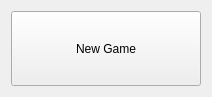
Qt form game2048/gui/elements/button.ui (trevorxander/2048) before a commit.
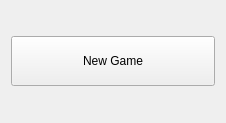
The same form after that commit.

Commit message: Added styling to all GUI elements

Diff of the .ui file:
```diff
--- a/game2048/gui/elements/button.ui
+++ b/game2048/gui/elements/button.ui
@@ -6,25 +6,55 @@
    <rect>
     <x>0</x>
     <y>0</y>
-    <width>212</width>
-    <height>87</height>
+    <width>226</width>
+    <height>123</height>
    </rect>
   </property>
+  <property name="sizePolicy">
+   <sizepolicy hsizetype="Preferred" vsizetype="Fixed">
+    <horstretch>0</horstretch>
+    <verstretch>0</verstretch>
+   </sizepolicy>
+  </property>
+  <property name="minimumSize">
+   <size>
+    <width>0</width>
+    <height>63</height>
+   </size>
+  </property>
+  <property name="maximumSize">
+   <size>
+    <width>280</width>
+    <height>16777215</height>
+   </size>
+  </property>
+  <property name="cursor">
+   <cursorShape>OpenHandCursor</cursorShape>
+  </property>
   <property name="windowTitle">
    <string>Form</string>
   </property>
   <layout class="QGridLayout" name="gridLayout">
    <item row="0" column="0">
     <widget class="QPushButton" name="pushButton">
+     <property name="sizePolicy">
+      <sizepolicy hsizetype="MinimumExpanding" vsizetype="Fixed">
+       <horstretch>0</horstretch>
+       <verstretch>0</verstretch>
+      </sizepolicy>
+     </property>
      <property name="minimumSize">
       <size>
        <width>0</width>
-       <height>75</height>
+       <height>50</height>
       </size>
      </property>
      <property name="text">
       <string>New Game</string>
      </property>
+     <property name="flat">
+      <bool>false</bool>
+     </property>
     </widget>
    </item>
   </layout>
```
Left out of the diff: 3 changed lines with no effect on the pictures. The commit also changes 6 other files.
